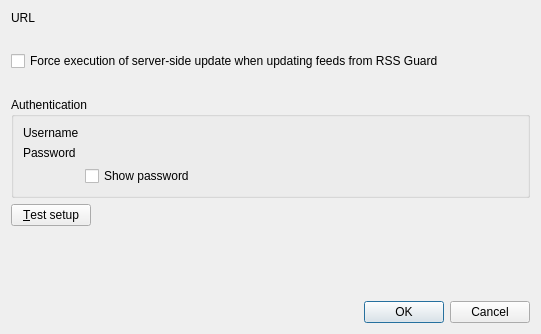
The window that src/services/owncloud/gui/formeditowncloudaccount.ui (martinrotter/rssguard) describes before a commit, drawn with Qt 5.
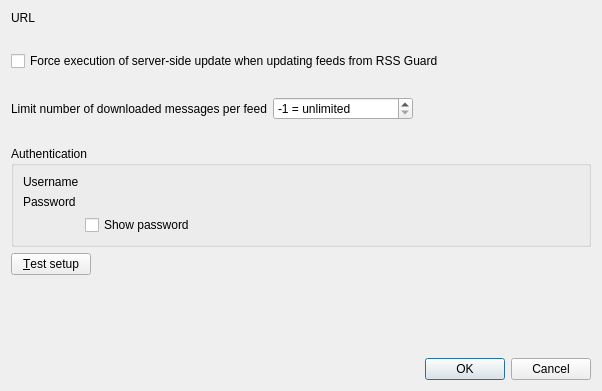
The same window after the commit. Custom widgets are drawn as their Qt base class.

Commit message: Work on batch size - load from network class.

```diff
--- a/src/services/owncloud/gui/formeditowncloudaccount.ui
+++ b/src/services/owncloud/gui/formeditowncloudaccount.ui
@@ -6,8 +6,8 @@
    <rect>
     <x>0</x>
     <y>0</y>
-    <width>541</width>
-    <height>334</height>
+    <width>602</width>
+    <height>391</height>
    </rect>
   </property>
   <property name="windowTitle">
@@ -60,7 +60,7 @@
        </property>
       </widget>
      </item>
-     <item row="4" column="0" colspan="2">
+     <item row="6" column="0" colspan="2">
       <widget class="QGroupBox" name="m_gbAuthentication">
        <property name="toolTip">
         <string>Some feeds require authentication, including GMail feeds. BASIC, NTLM-2 and DIGEST-MD5 authentication schemes are supported.</string>
@@ -111,14 +111,14 @@
        </layout>
       </widget>
      </item>
-     <item row="5" column="0">
+     <item row="7" column="0">
       <widget class="QPushButton" name="m_btnTestSetup">
        <property name="text">
         <string>&amp;Test setup</string>
        </property>
       </widget>
      </item>
-     <item row="5" column="1">
+     <item row="7" column="1">
       <widget class="LabelWithStatus" name="m_lblTestResult" native="true">
        <property name="sizePolicy">
         <sizepolicy hsizetype="Expanding" vsizetype="Preferred">
@@ -131,6 +131,45 @@
        </property>
       </widget>
      </item>
+     <item row="4" column="0">
+      <widget class="QLabel" name="label">
+       <property name="text">
+        <string>Limit number of downloaded messages per feed</string>
+       </property>
+      </widget>
+     </item>
+     <item row="4" column="1">
+      <widget class="QSpinBox" name="m_spinLimitMessages">
+       <property name="maximumSize">
+        <size>
+         <width>140</width>
+         <height>16777215</height>
+        </size>
+       </property>
+       <property name="suffix">
+        <string> = unlimited</string>
+       </property>
+       <property name="minimum">
+        <number>-1</number>
+       </property>
+       <property name="maximum">
+        <number>1000</number>
+       </property>
+       <property name="value">
+        <number>-1</number>
+       </property>
+      </widget>
+     </item>
+     <item row="5" column="0" colspan="2">
+      <widget class="QLabel" name="m_lblLimitMessages">
+       <property name="text">
+        <string/>
+       </property>
+       <property name="wordWrap">
+        <bool>true</bool>
+       </property>
+      </widget>
+     </item>
     </layout>
    </item>
    <item>
```
The commit also changes 5 other files.
